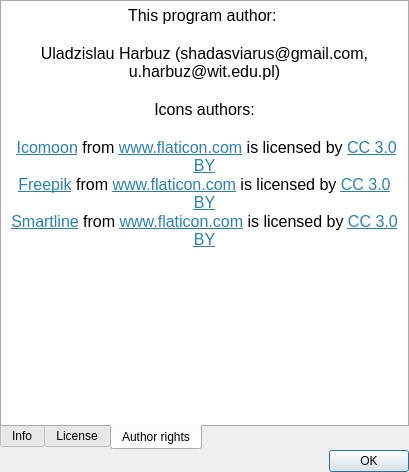
Qt form UI/aboutprogramwindow.ui (Shadasviar/APOD) before a commit.
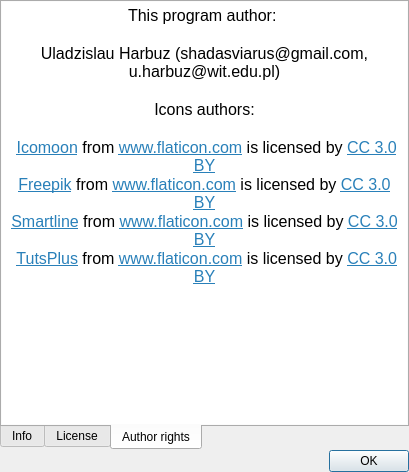
The same form after that commit. The open tabs and pages were chosen to show the change. Icons and pictures are not drawn.

```diff
--- a/UI/aboutprogramwindow.ui
+++ b/UI/aboutprogramwindow.ui
@@ -871,7 +871,8 @@
 &lt;p align=&quot;center&quot; style=&quot;-qt-paragraph-type:empty; margin-top:0px; margin-bottom:0px; margin-left:0px; margin-right:0px; -qt-block-indent:0; text-indent:0px;&quot;&gt;&lt;br /&gt;&lt;/p&gt;
 &lt;p align=&quot;center&quot; style=&quot; margin-top:0px; margin-bottom:0px; margin-left:0px; margin-right:0px; -qt-block-indent:0; text-indent:0px;&quot;&gt; &lt;a href=&quot;https://www.flaticon.com/authors/icomoon&quot;&gt;&lt;span style=&quot; text-decoration: underline; color:#2980b9;&quot;&gt;Icomoon&lt;/span&gt;&lt;/a&gt; from &lt;a href=&quot;https://www.flaticon.com/&quot;&gt;&lt;span style=&quot; text-decoration: underline; color:#2980b9;&quot;&gt;www.flaticon.com&lt;/span&gt;&lt;/a&gt; is licensed by &lt;a href=&quot;http://creativecommons.org/licenses/by/3.0/&quot;&gt;&lt;span style=&quot; text-decoration: underline; color:#2980b9;&quot;&gt;CC 3.0 BY&lt;/span&gt;&lt;/a&gt;&lt;/p&gt;
 &lt;p align=&quot;center&quot; style=&quot; margin-top:0px; margin-bottom:0px; margin-left:0px; margin-right:0px; -qt-block-indent:0; text-indent:0px;&quot;&gt;&lt;a href=&quot;http://www.freepik.com&quot;&gt;&lt;span style=&quot; text-decoration: underline; color:#2980b9;&quot;&gt;Freepik&lt;/span&gt;&lt;/a&gt; from &lt;a href=&quot;https://www.flaticon.com/&quot;&gt;&lt;span style=&quot; text-decoration: underline; color:#2980b9;&quot;&gt;www.flaticon.com&lt;/span&gt;&lt;/a&gt; is licensed by &lt;a href=&quot;http://creativecommons.org/licenses/by/3.0/&quot;&gt;&lt;span style=&quot; text-decoration: underline; color:#2980b9;&quot;&gt;CC 3.0 BY&lt;/span&gt;&lt;/a&gt;&lt;/p&gt;
-&lt;p align=&quot;center&quot; style=&quot; margin-top:0px; margin-bottom:0px; margin-left:0px; margin-right:0px; -qt-block-indent:0; text-indent:0px;&quot;&gt;&lt;a href=&quot;https://www.flaticon.com/authors/smartline&quot;&gt;&lt;span style=&quot; text-decoration: underline; color:#2980b9;&quot;&gt;Smartline&lt;/span&gt;&lt;/a&gt; from &lt;a href=&quot;https://www.flaticon.com/&quot;&gt;&lt;span style=&quot; text-decoration: underline; color:#2980b9;&quot;&gt;www.flaticon.com&lt;/span&gt;&lt;/a&gt; is licensed by &lt;a href=&quot;http://creativecommons.org/licenses/by/3.0/&quot;&gt;&lt;span style=&quot; text-decoration: underline; color:#2980b9;&quot;&gt;CC 3.0 BY&lt;/span&gt;&lt;/a&gt;&lt;/p&gt;&lt;/body&gt;&lt;/html&gt;</string>
+&lt;p align=&quot;center&quot; style=&quot; margin-top:0px; margin-bottom:0px; margin-left:0px; margin-right:0px; -qt-block-indent:0; text-indent:0px;&quot;&gt;&lt;a href=&quot;https://www.flaticon.com/authors/smartline&quot;&gt;&lt;span style=&quot; text-decoration: underline; color:#2980b9;&quot;&gt;Smartline&lt;/span&gt;&lt;/a&gt; from &lt;a href=&quot;https://www.flaticon.com/&quot;&gt;&lt;span style=&quot; text-decoration: underline; color:#2980b9;&quot;&gt;www.flaticon.com&lt;/span&gt;&lt;/a&gt; is licensed by &lt;a href=&quot;http://creativecommons.org/licenses/by/3.0/&quot;&gt;&lt;span style=&quot; text-decoration: underline; color:#2980b9;&quot;&gt;CC 3.0 BY&lt;/span&gt;&lt;/a&gt;&lt;/p&gt;
+&lt;p align=&quot;center&quot; style=&quot; margin-top:0px; margin-bottom:0px; margin-left:0px; margin-right:0px; -qt-block-indent:0; text-indent:0px;&quot;&gt; &lt;a href=&quot;https://www.flaticon.com/authors/tutsplus&quot;&gt;&lt;span style=&quot; text-decoration: underline; color:#2980b9;&quot;&gt;TutsPlus&lt;/span&gt;&lt;/a&gt; from &lt;a href=&quot;https://www.flaticon.com/&quot;&gt;&lt;span style=&quot; text-decoration: underline; color:#2980b9;&quot;&gt;www.flaticon.com&lt;/span&gt;&lt;/a&gt; is licensed by &lt;a href=&quot;http://creativecommons.org/licenses/by/3.0/&quot;&gt;&lt;span style=&quot; text-decoration: underline; color:#2980b9;&quot;&gt;CC 3.0 BY&lt;/span&gt;&lt;/a&gt;&lt;/p&gt;&lt;/body&gt;&lt;/html&gt;</string>
          </property>
          <property name="openExternalLinks">
           <bool>true</bool>
```
